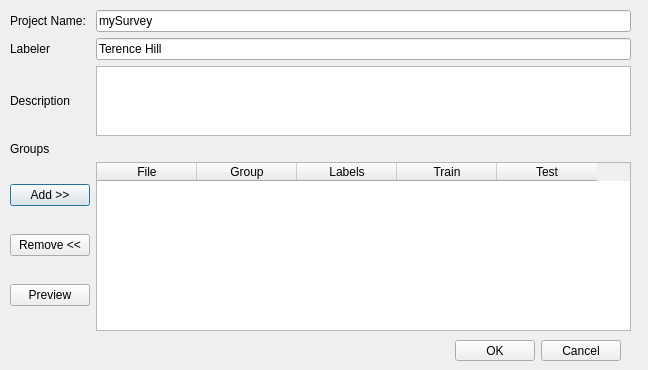
The window that gui/dlgProject.ui (ilastik/ilastik-0.5) describes before a commit, drawn with Qt 5.
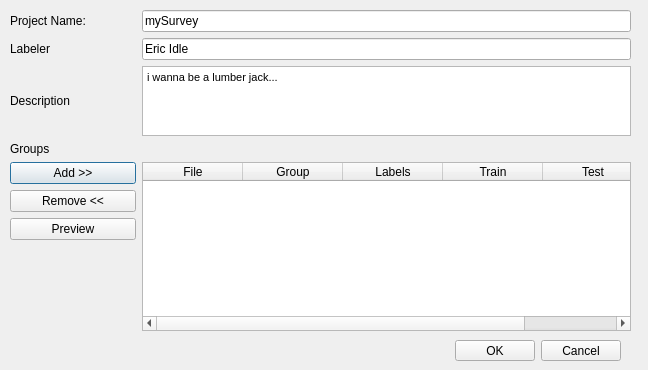
The same window after the commit.

Commit message: added initial Thumbnails support, maybe buggy

Patch:
```diff
--- a/gui/dlgProject.ui
+++ b/gui/dlgProject.ui
@@ -38,7 +38,7 @@
     <item row="0" column="0" >
      <widget class="QLabel" name="label" >
       <property name="text" >
-       <string>Project Name:</string>
+       <string>Project Name:               </string>
       </property>
      </widget>
     </item>
@@ -59,7 +59,7 @@
     <item row="1" column="2" >
      <widget class="QLineEdit" name="labeler" >
       <property name="text" >
-       <string>Terence Hill</string>
+       <string>Eric Idle</string>
       </property>
      </widget>
     </item>
@@ -78,6 +78,13 @@
         <height>75</height>
        </size>
       </property>
+      <property name="html" >
+       <string>&lt;!DOCTYPE HTML PUBLIC "-//W3C//DTD HTML 4.0//EN" "http://www.w3.org/TR/REC-html40/strict.dtd">
+&lt;html>&lt;head>&lt;meta name="qrichtext" content="1" />&lt;style type="text/css">
+p, li { white-space: pre-wrap; }
+&lt;/style>&lt;/head>&lt;body style=" font-family:'MS Shell Dlg 2'; font-size:8.25pt; font-weight:400; font-style:normal;">
+&lt;p style=" margin-top:0px; margin-bottom:0px; margin-left:0px; margin-right:0px; -qt-block-indent:0; text-indent:0px; font-size:8pt;">i wanna be a lumber jack...&lt;/p>&lt;/body>&lt;/html></string>
+      </property>
      </widget>
     </item>
     <item row="4" column="0" >
@@ -116,6 +123,13 @@
         </property>
        </widget>
       </item>
+      <item>
+       <widget class="QLabel" name="thumbnailImage" >
+        <property name="text" >
+         <string/>
+        </property>
+       </widget>
+      </item>
      </layout>
     </item>
     <item row="5" column="2" >
```
The commit also changes 1 other file.
